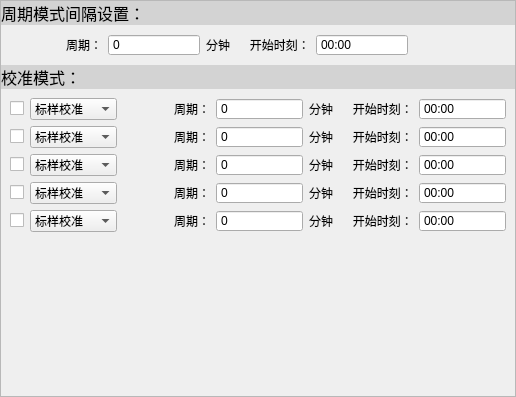
Qt form measuremode.ui (DREAM251/WaterMonitoring) before a commit.
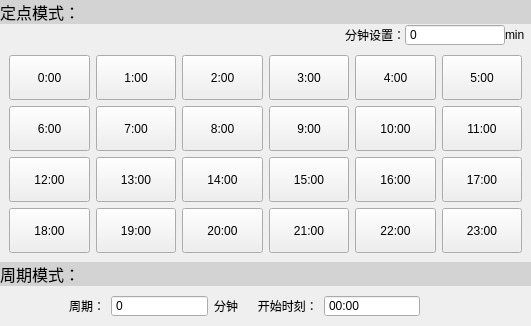
The same form after that commit.

Commit message: 添加Led设置功能，修改测量模式界面

The edit to the form file:
```diff
--- a/measuremode.ui
+++ b/measuremode.ui
@@ -6,8 +6,8 @@
    <rect>
     <x>0</x>
     <y>0</y>
-    <width>516</width>
-    <height>397</height>
+    <width>531</width>
+    <height>325</height>
    </rect>
   </property>
   <property name="windowTitle">
@@ -18,7 +18,7 @@
 </string>
   </property>
   <property name="frameShape">
-   <enum>QFrame::StyledPanel</enum>
+   <enum>QFrame::NoFrame</enum>
   </property>
   <property name="frameShadow">
    <enum>QFrame::Raised</enum>
@@ -30,90 +30,6 @@
    <property name="margin">
     <number>0</number>
    </property>
-   <item>
-    <widget class="QLabel" name="measureOption">
-     <property name="sizePolicy">
-      <sizepolicy hsizetype="Preferred" vsizetype="Fixed">
-       <horstretch>0</horstretch>
-       <verstretch>0</verstretch>
-      </sizepolicy>
-     </property>
-     <property name="text">
-      <string>周期模式间隔设置：</string>
-     </property>
-    </widget>
-   </item>
-   <item>
-    <widget class="QWidget" name="widget_2" native="true">
-     <property name="sizePolicy">
-      <sizepolicy hsizetype="Preferred" vsizetype="Fixed">
-       <horstretch>0</horstretch>
-       <verstretch>0</verstretch>
-      </sizepolicy>
-     </property>
-     <layout class="QHBoxLayout" name="horizontalLayout">
-      <item>
-       <widget class="QLabel" name="label_12">
-        <property name="text">
-         <string>周期：</string>
-        </property>
-        <property name="alignment">
-         <set>Qt::AlignRight|Qt::AlignTrailing|Qt::AlignVCenter</set>
-        </property>
-       </widget>
-      </item>
-      <item>
-       <widget class="QSpinBox" name="MeasurePeriod">
-        <property name="buttonSymbols">
-         <enum>QAbstractSpinBox::NoButtons</enum>
-        </property>
-       </widget>
-      </item>
-      <item>
-       <widget class="QLabel" name="label_11">
-        <property name="text">
-         <string>分钟      开始时刻：</string>
-        </property>
-       </widget>
-      </item>
-      <item>
-       <widget class="QTimeEdit" name="MeasureStartTime">
-        <property name="wrapping">
-         <bool>false</bool>
-        </property>
-        <property name="buttonSymbols">
-         <enum>QAbstractSpinBox::NoButtons</enum>
-        </property>
-        <property name="accelerated">
-         <bool>false</bool>
-        </property>
-        <property name="correctionMode">
-         <enum>QAbstractSpinBox::CorrectToPreviousValue</enum>
-        </property>
-        <property name="keyboardTracking">
-         <bool>true</bool>
-        </property>
-        <property name="displayFormat">
-         <string>HH:mm</string>
-        </property>
-        <property name="calendarPopup">
-         <bool>false</bool>
-        </property>
-       </widget>
-      </item>
-      <item>
-       <widget class="QLabel" name="label_13">
-        <property name="text">
-         <string/>
-        </property>
-        <property name="alignment">
-         <set>Qt::AlignRight|Qt::AlignTrailing|Qt::AlignVCenter</set>
-        </property>
-       </widget>
-      </item>
-     </layout>
-    </widget>
-   </item>
    <item>
     <widget class="QLabel" name="fixMode">
      <property name="sizePolicy">
@@ -123,483 +39,499 @@
       </sizepolicy>
      </property>
      <property name="text">
-      <string>校准模式：</string>
+      <string>定点模式：</string>
      </property>
     </widget>
    </item>
+   <item>
+    <layout class="QHBoxLayout" name="horizontalLayout_2">
+     <item>
+      <widget class="QLabel" name="label">
+       <property name="sizePolicy">
+        <sizepolicy hsizetype="Expanding" vsizetype="Preferred">
+         <horstretch>0</horstretch>
+         <verstretch>0</verstretch>
+        </sizepolicy>
+       </property>
+       <property name="text">
+        <string>分钟设置：</string>
+       </property>
+       <property name="alignment">
+        <set>Qt::AlignRight|Qt::AlignTrailing|Qt::AlignVCenter</set>
+       </property>
+      </widget>
+     </item>
+     <item>
+      <widget class="QSpinBox" name="PointMin">
+       <property name="minimumSize">
+        <size>
+         <width>100</width>
+         <height>0</height>
+        </size>
+       </property>
+       <property name="buttonSymbols">
+        <enum>QAbstractSpinBox::NoButtons</enum>
+       </property>
+       <property name="maximum">
+        <number>59</number>
+       </property>
+      </widget>
+     </item>
+     <item>
+      <widget class="QLabel" name="label_2">
+       <property name="text">
+        <string>min  </string>
+       </property>
+      </widget>
+     </item>
+    </layout>
+   </item>
    <item>
     <widget class="QWidget" name="widget" native="true">
      <property name="sizePolicy">
-      <sizepolicy hsizetype="Preferred" vsizetype="Minimum">
+      <sizepolicy hsizetype="Preferred" vsizetype="Expanding">
        <horstretch>0</horstretch>
        <verstretch>0</verstretch>
       </sizepolicy>
      </property>
+     <property name="styleSheet">
+      <string notr="true">QPushButton::checked{background-color: rgb(3, 134, 18);}</string>
+     </property>
      <layout class="QGridLayout" name="gridLayout">
-      <item row="5" column="1" colspan="5">
-       <spacer name="verticalSpacer">
-        <property name="orientation">
-         <enum>Qt::Vertical</enum>
+      <item row="0" column="0">
+       <widget class="QPushButton" name="point_1">
+        <property name="minimumSize">
+         <size>
+          <width>0</width>
+          <height>45</height>
+         </size>
         </property>
-        <property name="sizeHint" stdset="0">
+        <property name="text">
+         <string>0:00</string>
+        </property>
+        <property name="checkable">
+         <bool>true</bool>
+        </property>
+       </widget>
+      </item>
+      <item row="0" column="1">
+       <widget class="QPushButton" name="point_2">
+        <property name="minimumSize">
          <size>
-          <width>20</width>
-          <height>40</height>
+          <width>0</width>
+          <height>45</height>
          </size>
         </property>
-       </spacer>
+        <property name="text">
+         <string>1:00</string>
+        </property>
+        <property name="checkable">
+         <bool>true</bool>
+        </property>
+       </widget>
       </item>
-      <item row="1" column="3">
-       <widget class="QSpinBox" name="AdjustPeriod2">
-        <property name="buttonSymbols">
-         <enum>QAbstractSpinBox::NoButtons</enum>
+      <item row="0" column="2">
+       <widget class="QPushButton" name="point_3">
+        <property name="minimumSize">
+         <size>
+          <width>0</width>
+          <height>45</height>
+         </size>
+        </property>
+        <property name="text">
+         <string>2:00</string>
+        </property>
+        <property name="checkable">
+         <bool>true</bool>
         </property>
        </widget>
       </item>
       <item row="0" column="3">
-       <widget class="QSpinBox" name="AdjustPeriod1">
-        <property name="buttonSymbols">
-         <enum>QAbstractSpinBox::NoButtons</enum>
+       <widget class="QPushButton" name="point_4">
+        <property name="minimumSize">
+         <size>
+          <width>0</width>
+          <height>45</height>
+         </size>
+        </property>
+        <property name="text">
+         <string>3:00</string>
+        </property>
+        <property name="checkable">
+         <bool>true</bool>
+        </property>
+       </widget>
+      </item>
+      <item row="0" column="4">
+       <widget class="QPushButton" name="point_5">
+        <property name="minimumSize">
+         <size>
+          <width>0</width>
+          <height>45</height>
+         </size>
+        </property>
+        <property name="text">
+         <string>4:00</string>
+        </property>
+        <property name="checkable">
+         <bool>true</bool>
+        </property>
+       </widget>
+      </item>
+      <item row="0" column="5">
+       <widget class="QPushButton" name="point_6">
+        <property name="minimumSize">
+         <size>
+          <width>0</width>
+          <height>45</height>
+         </size>
+        </property>
+        <property name="text">
+         <string>5:00</string>
+        </property>
+        <property name="checkable">
+         <bool>true</bool>
+        </property>
+       </widget>
+      </item>
+      <item row="1" column="0">
+       <widget class="QPushButton" name="point_7">
+        <property name="minimumSize">
+         <size>
+          <width>0</width>
+          <height>45</height>
+         </size>
+        </property>
+        <property name="text">
+         <string>6:00</string>
+        </property>
+        <property name="checkable">
+         <bool>true</bool>
+        </property>
+       </widget>
+      </item>
+      <item row="1" column="1">
+       <widget class="QPushButton" name="point_8">
+        <property name="minimumSize">
+         <size>
+          <width>0</width>
+          <height>45</height>
+         </size>
+        </property>
+        <property name="text">
+         <string>7:00</string>
+        </property>
+        <property name="checkable">
+         <bool>true</bool>
+        </property>
+       </widget>
+      </item>
+      <item row="1" column="2">
+       <widget class="QPushButton" name="point_9">
+        <property name="minimumSize">
+         <size>
+          <width>0</width>
+          <height>45</height>
+         </size>
+        </property>
+        <property name="text">
+         <string>8:00</string>
+        </property>
+        <property name="checkable">
+         <bool>true</bool>
+        </property>
+       </widget>
+      </item>
+      <item row="1" column="3">
+       <widget class="QPushButton" name="point_10">
+        <property name="minimumSize">
+         <size>
+          <width>0</width>
+          <height>45</height>
+         </size>
+        </property>
+        <property name="text">
+         <string>9:00</string>
+        </property>
+        <property name="checkable">
+         <bool>true</bool>
         </property>
        </widget>
       </item>
       <item row="1" column="4">
-       <widget class="QLabel" name="label_10">
+       <widget class="QPushButton" name="point_11">
+        <property name="minimumSize">
+         <size>
+          <width>0</width>
+          <height>45</height>
+         </size>
+        </property>
         <property name="text">
-         <string>分钟      开始时刻：</string>
+         <string>10:00</string>
         </property>
-        <property name="buddy">
-         <cstring>AdjustStartTime2</cstring>
+        <property name="checkable">
+         <bool>true</bool>
         </property>
        </widget>
       </item>
       <item row="1" column="5">
-       <widget class="QTimeEdit" name="AdjustStartTime2">
-        <property name="wrapping">
-         <bool>false</bool>
-        </property>
-        <property name="buttonSymbols">
-         <enum>QAbstractSpinBox::NoButtons</enum>
-        </property>
-        <property name="accelerated">
-         <bool>false</bool>
-        </property>
-        <property name="correctionMode">
-         <enum>QAbstractSpinBox::CorrectToPreviousValue</enum>
-        </property>
-        <property name="keyboardTracking">
-         <bool>true</bool>
-        </property>
-        <property name="displayFormat">
-         <string>HH:mm</string>
-        </property>
-        <property name="calendarPopup">
-         <bool>false</bool>
-        </property>
-       </widget>
-      </item>
-      <item row="2" column="1">
-       <widget class="QComboBox" name="AdjustTask3">
-        <item>
-         <property name="text">
-          <string>标样校准</string>
-         </property>
-        </item>
-        <item>
-         <property name="text">
-          <string>零点校准</string>
-         </property>
-        </item>
-        <item>
-         <property name="text">
-          <string>标样核查</string>
-         </property>
-        </item>
-        <item>
-         <property name="text">
-          <string>零点核查</string>
-         </property>
-        </item>
-        <item>
-         <property name="text">
-          <string>跨度核查</string>
-         </property>
-        </item>
-       </widget>
-      </item>
-      <item row="1" column="0">
-       <widget class="QCheckBox" name="AdjustEnable2">
-        <property name="sizePolicy">
-         <sizepolicy hsizetype="Fixed" vsizetype="Fixed">
-          <horstretch>0</horstretch>
-          <verstretch>0</verstretch>
-         </sizepolicy>
+       <widget class="QPushButton" name="point_12">
+        <property name="minimumSize">
+         <size>
+          <width>0</width>
+          <height>45</height>
+         </size>
         </property>
         <property name="text">
-         <string/>
+         <string>11:00</string>
+        </property>
+        <property name="checkable">
+         <bool>true</bool>
         </property>
        </widget>
       </item>
       <item row="2" column="0">
-       <widget class="QCheckBox" name="AdjustEnable3">
-        <property name="sizePolicy">
-         <sizepolicy hsizetype="Fixed" vsizetype="Fixed">
-          <horstretch>0</horstretch>
-          <verstretch>0</verstretch>
-         </sizepolicy>
+       <widget class="QPushButton" name="point_13">
+        <property name="minimumSize">
+         <size>
+          <width>0</width>
+          <height>45</height>
+         </size>
         </property>
         <property name="text">
-         <string/>
+         <string>12:00</string>
+        </property>
+        <property name="checkable">
+         <bool>true</bool>
         </property>
        </widget>
       </item>
-      <item row="2" column="3">
-       <widget class="QSpinBox" name="AdjustPeriod3">
-        <property name="buttonSymbols">
-         <enum>QAbstractSpinBox::NoButtons</enum>
+      <item row="2" column="1">
+       <widget class="QPushButton" name="point_14">
+        <property name="minimumSize">
+         <size>
+          <width>0</width>
+          <height>45</height>
+         </size>
+        </property>
+        <property name="text">
+         <string>13:00</string>
+        </property>
+        <property name="checkable">
+         <bool>true</bool>
         </property>
        </widget>
       </item>
       <item row="2" column="2">
-       <widget class="QLabel" name="label_3">
-        <property name="text">
-         <string>周期：</string>
+       <widget class="QPushButton" name="point_15">
+        <property name="minimumSize">
+         <size>
+          <width>0</width>
+          <height>45</height>
+         </size>
         </property>
-        <property name="alignment">
-         <set>Qt::AlignRight|Qt::AlignTrailing|Qt::AlignVCenter</set>
-        </property>
-        <property name="buddy">
-         <cstring>AdjustPeriod3</cstring>
-        </property>
-       </widget>
-      </item>
-      <item row="0" column="4">
-       <widget class="QLabel" name="label_6">
         <property name="text">
-         <string>分钟      开始时刻：</string>
+         <string>14:00</string>
         </property>
-        <property name="buddy">
-         <cstring>AdjustStartTime1</cstring>
+        <property name="checkable">
+         <bool>true</bool>
         </property>
        </widget>
       </item>
-      <item row="1" column="2">
-       <widget class="QLabel" name="label_2">
+      <item row="2" column="3">
+       <widget class="QPushButton" name="point_16">
+        <property name="minimumSize">
+         <size>
+          <width>0</width>
+          <height>45</height>
+         </size>
+        </property>
         <property name="text">
-         <string>周期：</string>
+         <string>15:00</string>
         </property>
-        <property name="alignment">
-         <set>Qt::AlignRight|Qt::AlignTrailing|Qt::AlignVCenter</set>
+        <property name="checkable">
+         <bool>true</bool>
         </property>
         <property name="buddy">
          <cstring>AdjustPeriod2</cstring>
         </property>
        </widget>
       </item>
-      <item row="0" column="2">
-       <widget class="QLabel" name="label">
+      <item row="2" column="4">
+       <widget class="QPushButton" name="point_17">
+        <property name="minimumSize">
+         <size>
+          <width>0</width>
+          <height>45</height>
+         </size>
+        </property>
         <property name="text">
-         <string>周期：</string>
+         <string>16:00</string>
         </property>
-        <property name="alignment">
-         <set>Qt::AlignRight|Qt::AlignTrailing|Qt::AlignVCenter</set>
+        <property name="checkable">
+         <bool>true</bool>
         </property>
         <property name="buddy">
          <cstring>AdjustPeriod1</cstring>
         </property>
        </widget>
       </item>
-      <item row="0" column="5">
-       <widget class="QTimeEdit" name="AdjustStartTime1">
-        <property name="wrapping">
-         <bool>false</bool>
+      <item row="2" column="5">
+       <widget class="QPushButton" name="point_18">
+        <property name="minimumSize">
+         <size>
+          <width>0</width>
+          <height>45</height>
+         </size>
         </property>
-        <property name="buttonSymbols">
-         <enum>QAbstractSpinBox::NoButtons</enum>
+        <property name="text">
+         <string>17:00</string>
         </property>
-        <property name="accelerated">
-         <bool>false</bool>
-        </property>
-        <property name="correctionMode">
-         <enum>QAbstractSpinBox::CorrectToPreviousValue</enum>
-        </property>
-        <property name="keyboardTracking">
+        <property name="checkable">
          <bool>true</bool>
         </property>
-        <property name="displayFormat">
-         <string>HH:mm</string>
-        </property>
-        <property name="calendarPopup">
-         <bool>false</bool>
-        </property>
-       </widget>
-      </item>
-      <item row="1" column="1">
-       <widget class="QComboBox" name="AdjustTask2">
-        <item>
-         <property name="text">
-          <string>标样校准</string>
-         </property>
-        </item>
-        <item>
-         <property name="text">
-          <string>零点校准</string>
-         </property>
-        </item>
-        <item>
-         <property name="text">
-          <string>标样核查</string>
-         </property>
-        </item>
-        <item>
-         <property name="text">
-          <string>零点核查</string>
-         </property>
-        </item>
-        <item>
-         <property name="text">
-          <string>跨度核查</string>
-         </property>
-        </item>
-       </widget>
-      </item>
-      <item row="0" column="1">
-       <widget class="QComboBox" name="AdjustTask1">
-        <item>
-         <property name="text">
-          <string>标样校准</string>
-         </property>
-        </item>
-        <item>
-         <property name="text">
-          <string>零点校准</string>
-         </property>
-        </item>
-        <item>
-         <property name="text">
-          <string>标样核查</string>
-         </property>
-        </item>
-        <item>
-         <property name="text">
-          <string>零点核查</string>
-         </property>
-        </item>
-        <item>
-         <property name="text">
-          <string>跨度核查</string>
-         </property>
-        </item>
        </widget>
       </item>
       <item row="3" column="0">
-       <widget class="QCheckBox" name="AdjustEnable4">
-        <property name="sizePolicy">
-         <sizepolicy hsizetype="Fixed" vsizetype="Fixed">
-          <horstretch>0</horstretch>
-          <verstretch>0</verstretch>
-         </sizepolicy>
+       <widget class="QPushButton" name="point_19">
+        <property name="minimumSize">
+         <size>
+          <width>0</width>
+          <height>45</height>
+         </size>
         </property>
         <property name="text">
-         <string/>
+         <string>18:00</string>
+        </property>
+        <property name="checkable">
+         <bool>true</bool>
+        </property>
+       </widget>
+      </item>
+      <item row="3" column="1">
+       <widget class="QPushButton" name="point_20">
+        <property name="minimumSize">
+         <size>
+          <width>0</width>
+          <height>45</height>
+         </size>
+        </property>
+        <property name="text">
+         <string>19:00</string>
+        </property>
+        <property name="checkable">
+         <bool>true</bool>
         </property>
        </widget>
       </item>
       <item row="3" column="2">
-       <widget class="QLabel" name="label_4">
-        <property name="text">
-         <string>周期：</string>
+       <widget class="QPushButton" name="point_21">
+        <property name="minimumSize">
+         <size>
+          <width>0</width>
+          <height>45</height>
+         </size>
         </property>
-        <property name="alignment">
-         <set>Qt::AlignRight|Qt::AlignTrailing|Qt::AlignVCenter</set>
-        </property>
-        <property name="buddy">
-         <cstring>AdjustPeriod4</cstring>
-        </property>
-       </widget>
-      </item>
-      <item row="2" column="4">
-       <widget class="QLabel" name="label_9">
         <property name="text">
-         <string>分钟      开始时刻：</string>
+         <string>20:00</string>
         </property>
-        <property name="buddy">
-         <cstring>AdjustStartTime3</cstring>
+        <property name="checkable">
+         <bool>true</bool>
         </property>
        </widget>
       </item>
       <item row="3" column="3">
-       <widget class="QSpinBox" name="AdjustPeriod4">
-        <property name="buttonSymbols">
-         <enum>QAbstractSpinBox::NoButtons</enum>
+       <widget class="QPushButton" name="point_22">
+        <property name="minimumSize">
+         <size>
+          <width>0</width>
+          <height>45</height>
+         </size>
+        </property>
+        <property name="text">
+         <string>21:00</string>
+        </property>
+        <property name="checkable">
+         <bool>true</bool>
         </property>
        </widget>
       </item>
       <item row="3" column="4">
-       <widget class="QLabel" name="label_8">
+       <widget class="QPushButton" name="point_23">
+        <property name="minimumSize">
+         <size>
+          <width>0</width>
+          <height>45</height>
+         </size>
+        </property>
         <property name="text">
-         <string>分钟      开始时刻：</string>
+         <string>22:00</string>
         </property>
-        <property name="buddy">
-         <cstring>AdjustStartTime4</cstring>
-        </property>
-       </widget>
-      </item>
-      <item row="2" column="5">
-       <widget class="QTimeEdit" name="AdjustStartTime3">
-        <property name="wrapping">
-         <bool>false</bool>
-        </property>
-        <property name="buttonSymbols">
-         <enum>QAbstractSpinBox::NoButtons</enum>
-        </property>
-        <property name="accelerated">
-         <bool>false</bool>
-        </property>
-        <property name="correctionMode">
-         <enum>QAbstractSpinBox::CorrectToPreviousValue</enum>
-        </property>
-        <property name="keyboardTracking">
+        <property name="checkable">
          <bool>true</bool>
         </property>
-        <property name="displayFormat">
-         <string>HH:mm</string>
-        </property>
-        <property name="calendarPopup">
-         <bool>false</bool>
-        </property>
-       </widget>
-      </item>
-      <item row="4" column="1">
-       <widget class="QComboBox" name="AdjustTask5">
-        <item>
-         <property name="text">
-          <string>标样校准</string>
-         </property>
-        </item>
-        <item>
-         <property name="text">
-          <string>零点校准</string>
-         </property>
-        </item>
-        <item>
-         <property name="text">
-          <string>标样核查</string>
-         </property>
-        </item>
-        <item>
-         <property name="text">
-          <string>零点核查</string>
-         </property>
-        </item>
-        <item>
-         <property name="text">
-          <string>跨度核查</string>
-         </property>
-        </item>
        </widget>
       </item>
       <item row="3" column="5">
-       <widget class="QTimeEdit" name="AdjustStartTime4">
-        <property name="wrapping">
-         <bool>false</bool>
+       <widget class="QPushButton" name="point_24">
+        <property name="minimumSize">
+         <size>
+          <width>0</width>
+          <height>45</height>
+         </size>
         </property>
-        <property name="buttonSymbols">
-         <enum>QAbstractSpinBox::NoButtons</enum>
+        <property name="text">
+         <string>23:00</string>
         </property>
-        <property name="accelerated">
-         <bool>false</bool>
-        </property>
-        <property name="correctionMode">
-         <enum>QAbstractSpinBox::CorrectToPreviousValue</enum>
-        </property>
-        <property name="keyboardTracking">
+        <property name="checkable">
          <bool>true</bool>
         </property>
-        <property name="displayFormat">
-         <string>HH:mm</string>
-        </property>
-        <property name="calendarPopup">
-         <bool>false</bool>
-        </property>
        </widget>
       </item>
-      <item row="4" column="5">
-       <widget class="QTimeEdit" name="AdjustStartTime5">
-        <property name="wrapping">
-         <bool>false</bool>
-        </property>
-        <property name="buttonSymbols">
-         <enum>QAbstractSpinBox::NoButtons</enum>
-        </property>
-        <property name="accelerated">
-         <bool>false</bool>
-        </property>
-        <property name="correctionMode">
-         <enum>QAbstractSpinBox::CorrectToPreviousValue</enum>
-        </property>
-        <property name="keyboardTracking">
-         <bool>true</bool>
-        </property>
-        <property name="displayFormat">
-         <string>HH:mm</string>
-        </property>
-        <property name="calendarPopup">
-         <bool>false</bool>
-        </property>
-       </widget>
-      </item>
-      <item row="3" column="1">
-       <widget class="QComboBox" name="AdjustTask4">
-        <item>
-         <property name="text">
-          <string>标样校准</string>
-         </property>
-        </item>
-        <item>
-         <property name="text">
-          <string>零点校准</string>
-         </property>
-        </item>
-        <item>
-         <property name="text">
-          <string>标样核查</string>
-         </property>
-        </item>
-        <item>
-         <property name="text">
-          <string>零点核查</string>
-         </property>
-        </item>
-        <item>
-         <property name="text">
-          <string>跨度核查</string>
-         </property>
-        </item>
-       </widget>
-      </item>
-      <item row="4" column="3">
-       <widget class="QSpinBox" name="AdjustPeriod5">
-        <property name="buttonSymbols">
-         <enum>QAbstractSpinBox::NoButtons</enum>
-        </property>
-       </widget>
-      </item>
-      <item row="4" column="2">
-       <widget class="QLabel" name="label_5">
+     </layout>
+    </widget>
+   </item>
+   <item>
+    <widget class="QLabel" name="measureOption">
+     <property name="sizePolicy">
+      <sizepolicy hsizetype="Preferred" vsizetype="Fixed">
+       <horstretch>0</horstretch>
+       <verstretch>0</verstretch>
+      </sizepolicy>
+     </property>
+     <property name="text">
+      <string>周期模式：</string>
+     </property>
+    </widget>
+   </item>
+   <item>
+    <widget class="QWidget" name="widget_2" native="true">
+     <property name="sizePolicy">
+      <sizepolicy hsizetype="Preferred" vsizetype="Fixed">
+       <horstretch>0</horstretch>
+       <verstretch>0</verstretch>
+      </sizepolicy>
+     </property>
+     <layout class="QHBoxLayout" name="horizontalLayout">
+      <item>
+       <widget class="QLabel" name="label_12">
         <property name="text">
          <string>周期：</string>
         </property>
         <property name="alignment">
          <set>Qt::AlignRight|Qt::AlignTrailing|Qt::AlignVCenter</set>
         </property>
-        <property name="buddy">
-         <cstring>AdjustPeriod5</cstring>
+       </widget>
+      </item>
+      <item>
+       <widget class="QSpinBox" name="MeasurePeriod">
+        <property name="buttonSymbols">
+         <enum>QAbstractSpinBox::NoButtons</enum>
         </property>
        </widget>
       </item>
-      <item row="4" column="4">
-       <widget class="QLabel" name="label_7">
+      <item>
+       <widget class="QLabel" name="label_11">
         <property name="text">
          <string>分钟      开始时刻：</string>
         </property>
@@ -608,30 +540,39 @@
         </property>
        </widget>
       </item>
-      <item row="0" column="0">
-       <widget class="QCheckBox" name="AdjustEnable1">
-        <property name="sizePolicy">
-         <sizepolicy hsizetype="Fixed" vsizetype="Fixed">
-          <horstretch>0</horstretch>
-          <verstretch>0</verstretch>
-         </sizepolicy>
+      <item>
+       <widget class="QTimeEdit" name="MeasureStartTime">
+        <property name="wrapping">
+         <bool>false</bool>
         </property>
-        <property name="text">
-         <string/>
+        <property name="buttonSymbols">
+         <enum>QAbstractSpinBox::NoButtons</enum>
         </property>
+        <property name="accelerated">
+         <bool>false</bool>
+        </property>
+        <property name="correctionMode">
+         <enum>QAbstractSpinBox::CorrectToPreviousValue</enum>
+        </property>
+        <property name="keyboardTracking">
+         <bool>true</bool>
+        </property>
+        <property name="displayFormat">
+         <string>HH:mm</string>
+        </property>
+        <property name="calendarPopup">
+         <bool>false</bool>
+        </property>
        </widget>
       </item>
-      <item row="4" column="0">
-       <widget class="QCheckBox" name="AdjustEnable5">
-        <property name="sizePolicy">
-         <sizepolicy hsizetype="Fixed" vsizetype="Fixed">
-          <horstretch>0</horstretch>
-          <verstretch>0</verstretch>
-         </sizepolicy>
-        </property>
+      <item>
+       <widget class="QLabel" name="label_13">
         <property name="text">
          <string/>
         </property>
+        <property name="alignment">
+         <set>Qt::AlignRight|Qt::AlignTrailing|Qt::AlignVCenter</set>
+        </property>
        </widget>
       </item>
      </layout>
```
Left out of the diff: 31 changed lines with no effect on the pictures. The commit also changes 8 other files.
